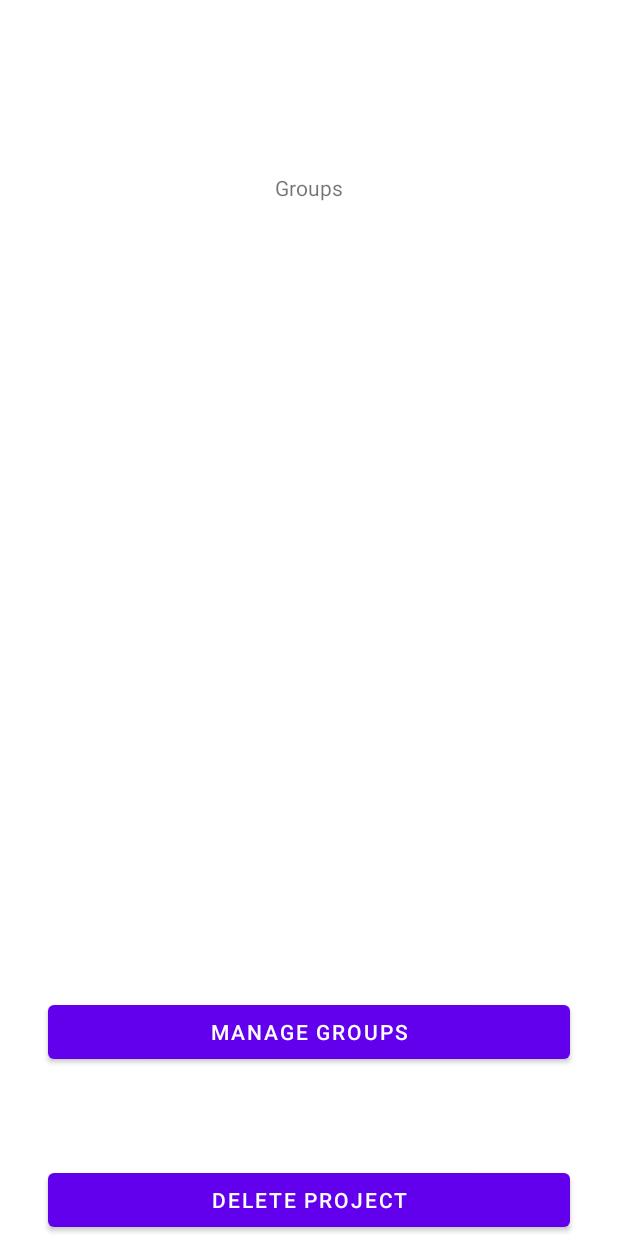
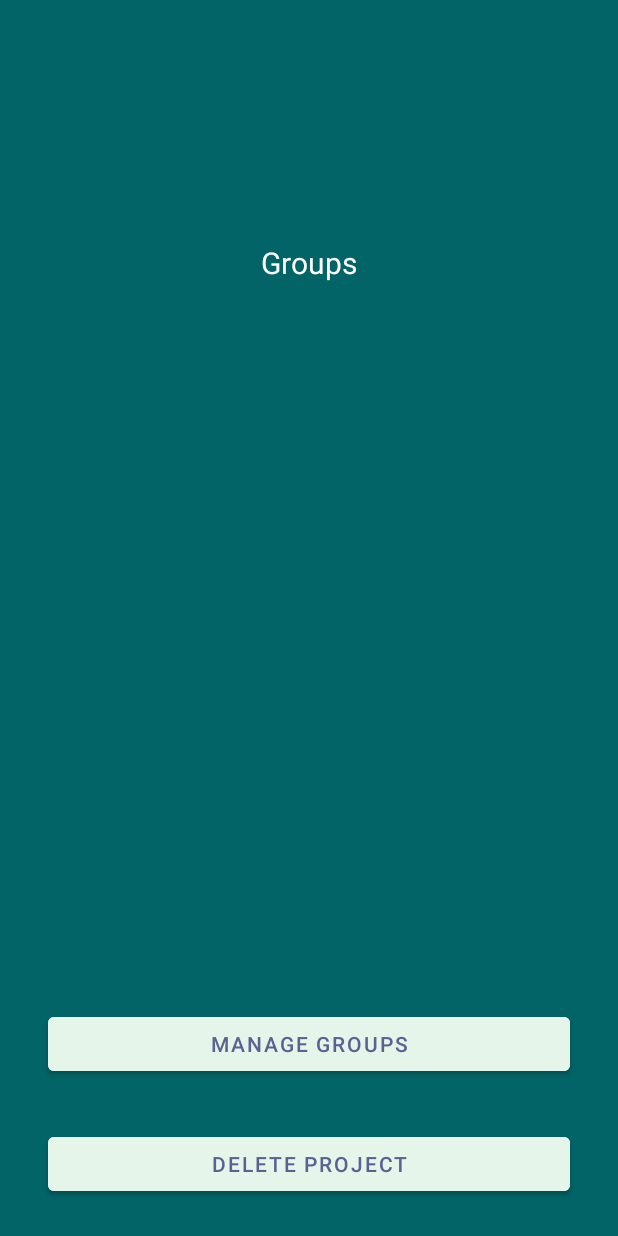
Before and after one commit to MaximeBourge/Eval_360_mobile_V2, an Android app: the InProjectSelectedActivity screen opened directly, with no data from a screen before it, on a phone screen of 412 x 824 dp. Run offline under Robolectric (Android 15) with nearby library versions, the phone set to English and light mode, and no system bars; our stand-ins replace Firebase (no records; nobody signed in at launch, a user with empty details on screens opened directly); Roboto replaces fonts that are not available here.

Commit message:
project selected finish

```diff
--- a/app/src/main/res/layout/activity_in_project_selected.xml
+++ b/app/src/main/res/layout/activity_in_project_selected.xml
@@ -4,6 +4,7 @@
     xmlns:tools="http://schemas.android.com/tools"
     android:layout_width="match_parent"
     android:layout_height="match_parent"
+    android:background="#026467"
     tools:context=".teacherView.InProjectSelectedActivity">
 
     <TextView
@@ -12,6 +13,9 @@
         android:layout_height="wrap_content"
         android:layout_marginTop="64dp"
         android:text="TextView"
+        android:textColor="@color/white"
+        android:typeface="serif"
+        android:textSize="50sp"
         app:layout_constraintEnd_toEndOf="parent"
         app:layout_constraintStart_toStartOf="parent"
         app:layout_constraintTop_toTopOf="parent" />
@@ -22,6 +26,8 @@
         android:layout_height="wrap_content"
         android:layout_marginTop="32dp"
         android:text="Groups"
+        android:textSize="20sp"
+        android:textColor="@color/white"
         app:layout_constraintEnd_toEndOf="parent"
         app:layout_constraintStart_toStartOf="parent"
         app:layout_constraintTop_toBottomOf="@+id/projectNameTextView" />
@@ -44,10 +50,13 @@
         android:layout_height="wrap_content"
         android:layout_marginStart="32dp"
         android:layout_marginEnd="32dp"
-        android:layout_marginBottom="64dp"
+        android:layout_marginBottom="32dp"
+        android:backgroundTint="#E5F5EA"
         android:text="Manage Groups"
+        android:textColor="#596392"
         app:layout_constraintBottom_toTopOf="@+id/deleteProjectButton"
         app:layout_constraintEnd_toEndOf="parent"
+        app:layout_constraintHorizontal_bias="0.0"
         app:layout_constraintStart_toStartOf="parent" />
 
     <Button
@@ -56,9 +65,13 @@
         android:layout_height="wrap_content"
         android:layout_marginStart="32dp"
         android:layout_marginEnd="32dp"
+        android:layout_marginBottom="24dp"
+        android:backgroundTint="#E5F5EA"
         android:text="Delete Project"
+        android:textColor="#596392"
         app:layout_constraintBottom_toBottomOf="parent"
         app:layout_constraintEnd_toEndOf="parent"
+        app:layout_constraintHorizontal_bias="0.0"
         app:layout_constraintStart_toStartOf="parent" />
 
 </androidx.constraintlayout.widget.ConstraintLayout>
```
